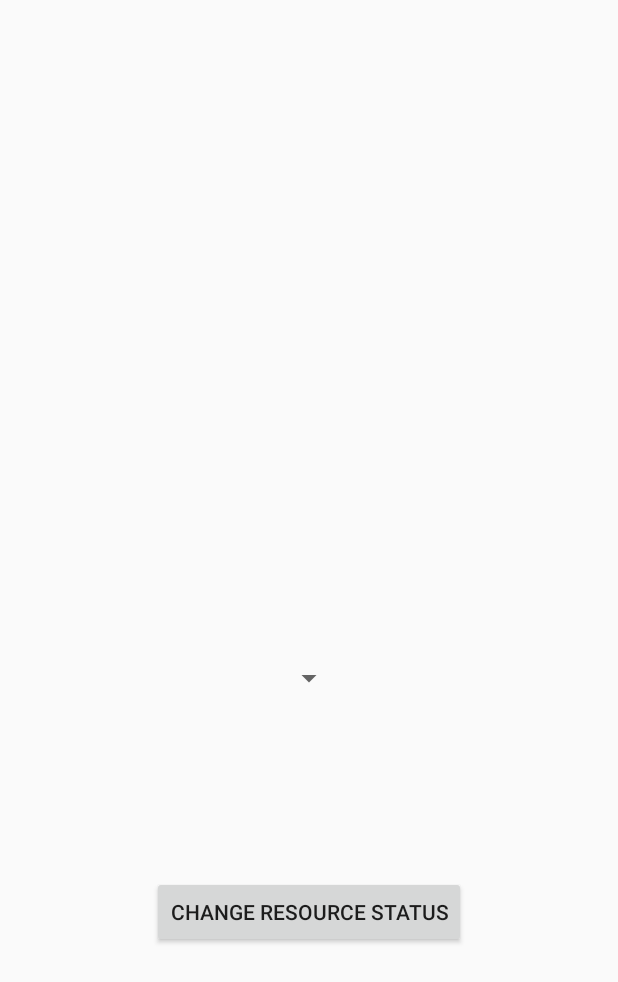
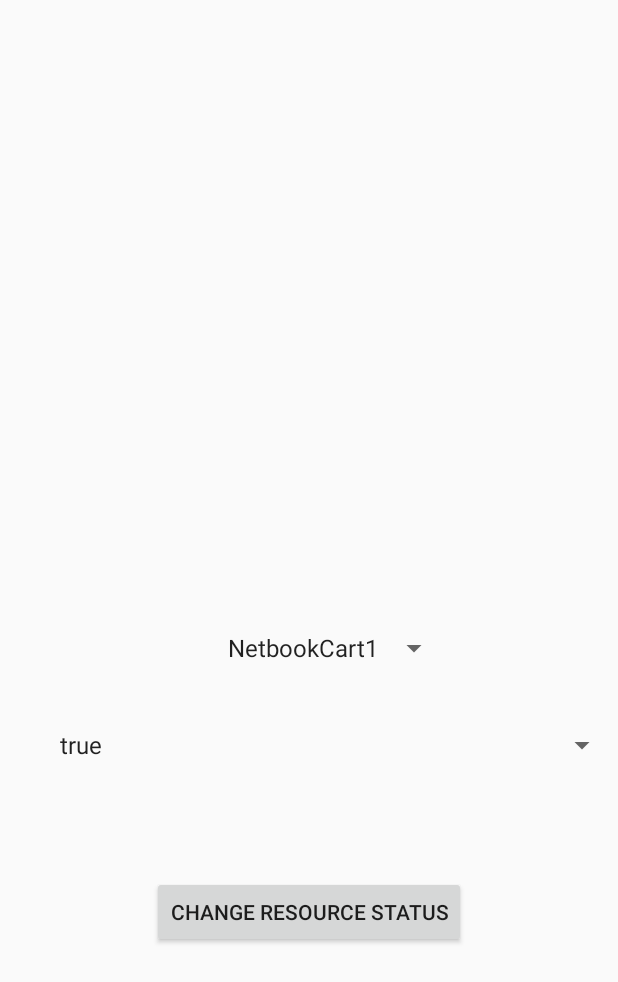
Before and after one commit to cameronfenton/ResourceDatabase, an Android app: the DatabaseResourceStatusActivity screen opened directly, with no data from a screen before it, after a tap on "CHANGE RESOURCE STATUS", on a phone screen of 412 x 824 dp. Shown: the top 982 px of the screen. Run offline under Robolectric (Android 15) with nearby library versions, the phone set to English and light mode, and no system bars.

Commit message:
Updated version, date 12/05/2015

```diff
--- a/app/src/main/java/datamanagementsolutionsapp/wordpress/com/resourcedatabase/DatabaseResourceStatusActivity.java
+++ b/app/src/main/java/datamanagementsolutionsapp/wordpress/com/resourcedatabase/DatabaseResourceStatusActivity.java
@@ -4,6 +4,7 @@ import android.app.Activity;
 import android.os.Bundle;
 import android.os.StrictMode;
 import android.view.View;
+import android.widget.ArrayAdapter;
 import android.widget.Button;
 import android.widget.Spinner;
 
@@ -12,13 +13,11 @@ import java.sql.DriverManager;
 import java.sql.PreparedStatement;
 import java.sql.SQLException;
 
-/**
- * Created by Cameron on 5/13/2015.
- */
+
 public class DatabaseResourceStatusActivity extends Activity {
 
 
-    public void dbWriter(String resourceStatus, String DB_URL, String USER, String PASS, String JDBC_DRIVER) {
+    public void dbWriter(String resourceItem, String resourceStatus, String DB_URL, String USER, String PASS, String JDBC_DRIVER) {
 
         Boolean wrote;
         Integer status;
@@ -35,8 +34,7 @@ public class DatabaseResourceStatusActivity extends Activity {
             conn = DriverManager.getConnection(DB_URL, USER, PASS);
 
             // Insert query
-            sql = "UPDATE `bookingtestdb`.`Tbl_Resources` SET `resource_status` " +
-                    "= '" + resourceStatus + "' WHERE `Tbl_Resources`.`id` =1";
+            sql = "UPDATE `bookingtestdb`.`Tbl_Resources` SET `resource_status` = '" + resourceStatus + "' WHERE `Tbl_Resources`.`resource_name` ='" + resourceItem + "';";
 
             // Execute insert query
             System.out.println("Creating statement...");
@@ -105,12 +103,27 @@ public class DatabaseResourceStatusActivity extends Activity {
     protected void onCreate(Bundle savedInstanceState) {
         super.onCreate(savedInstanceState);
         setContentView(R.layout.activity_status);
+
         // Allows for network operation on the applications main thread
         StrictMode.ThreadPolicy policy = new StrictMode.ThreadPolicy.Builder().permitAll().build();
         StrictMode.setThreadPolicy(policy);
 
+        final Spinner itemInput, statusInput;
+
         Button changeStatus = (Button) findViewById(R.id.btnChangeStatus);
-        final Spinner statusInput = (Spinner) findViewById(R.id.spinStatusInput);
+        itemInput = (Spinner) findViewById(R.id.spinItemInput);
+        statusInput = (Spinner) findViewById(R.id.spinStatusInput);
+
+        // An adapter to change the array of item names in the resource file to an CharSequence
+        ArrayAdapter<CharSequence> adapter = ArrayAdapter.createFromResource(this,
+                R.array.resources, android.R.layout.simple_expandable_list_item_1);
+
+        ArrayAdapter<CharSequence> adapterTwo = ArrayAdapter.createFromResource(this,
+                R.array.states, android.R.layout.simple_expandable_list_item_1);
+
+        // Sets the items on the spinner to the CharSequence
+        itemInput.setAdapter(adapter);
+        statusInput.setAdapter(adapterTwo);
 
         // JDBC driver
         final String JDBC_DRIVER = "com.mysql.jdbc.Driver";
@@ -129,8 +142,9 @@ public class DatabaseResourceStatusActivity extends Activity {
             @Override
             public void onClick(View v) {
 
+                String resourceItem = itemInput.getSelectedItem().toString();
                 String resourceStatus = statusInput.getSelectedItem().toString();
-                dbWriter(resourceStatus, DB_URL, USER, PASS, JDBC_DRIVER);
+                dbWriter(resourceItem, resourceStatus, DB_URL, USER, PASS, JDBC_DRIVER);
 
             }
         });
--- a/app/src/main/java/datamanagementsolutionsapp/wordpress/com/resourcedatabase/QRSCannerActivity.java
+++ b/app/src/main/java/datamanagementsolutionsapp/wordpress/com/resourcedatabase/QRSCannerActivity.java
@@ -28,7 +28,7 @@ public class QRSCannerActivity extends Activity {
         setContentView(R.layout.activity_scanner);
         Log.i("App", "content view set to scanner layout");
 
-        Button databaseReader, databaseWriter, datbaseStatus, exit, scan;
+        final Button databaseReader, databaseWriter, datbaseStatus, exit, scan;
 
         databaseReader = (Button) findViewById(R.id.btnDatabaseReader);
         databaseWriter = (Button) findViewById(R.id.btnDatabaseWriter);
@@ -83,6 +83,7 @@ public class QRSCannerActivity extends Activity {
 
             }
         });
+        // databaseReader onClick method ends
 
         // databaseWriter onClick method starts
         databaseWriter.setOnClickListener(new View.OnClickListener() {
@@ -93,6 +94,19 @@ public class QRSCannerActivity extends Activity {
 
             }
         });
+        // databaseWriter onClick method ends
+
+        // databaseStatus onClick method starts
+        datbaseStatus.setOnClickListener(new View.OnClickListener() {
+            @Override
+            public void onClick(View v) {
+
+                startActivity(new Intent(getApplicationContext(),
+                        DatabaseResourceStatusActivity.class));
+
+            }
+        });
+        // databaseStatus onClick method ends
 
     }
 
--- a/app/src/main/res/layout/activity_status.xml
+++ b/app/src/main/res/layout/activity_status.xml
@@ -14,8 +14,19 @@
     <Spinner
         android:layout_width="wrap_content"
         android:layout_height="wrap_content"
-        android:id="@+id/spinStatusInput"
+        android:id="@+id/spinItemInput"
         android:layout_above="@+id/btnChangeStatus"
         android:layout_centerHorizontal="true"
         android:layout_marginBottom="120dp" />
+
+    <Spinner
+        android:layout_width="wrap_content"
+        android:layout_height="wrap_content"
+        android:id="@+id/spinStatusInput"
+        android:layout_marginBottom="55dp"
+        android:layout_above="@+id/btnChangeStatus"
+        android:layout_alignParentLeft="true"
+        android:layout_alignParentStart="true"
+        android:layout_alignParentRight="true"
+        android:layout_alignParentEnd="true" />
 </RelativeLayout>
--- a/app/src/main/res/values/strings.xml
+++ b/app/src/main/res/values/strings.xml
@@ -22,7 +22,17 @@
     <string name="btn_changeStatus">Change resource status</string>
 
     <string-array name="resources">
+
         <item>NetbookCart1</item>
+        <item>NetbookCart2</item>
+
+    </string-array>
+
+    <string-array name="states">
+
+        <item>true</item>
+        <item>false</item>
+
     </string-array>
 
 
```
